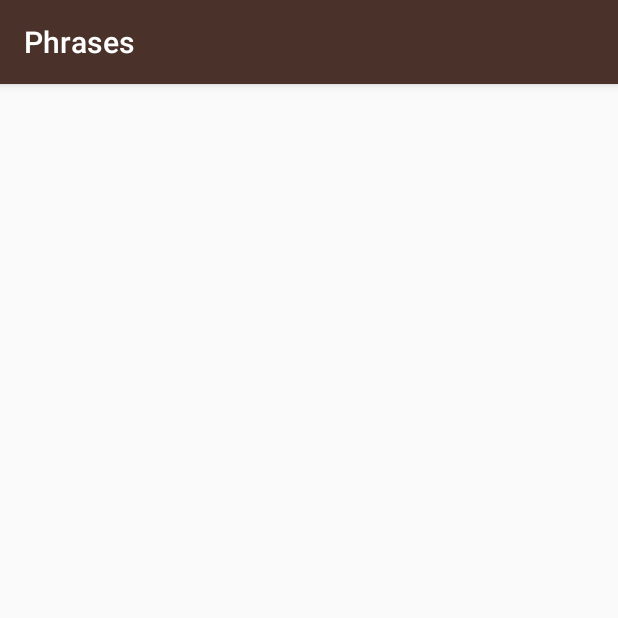
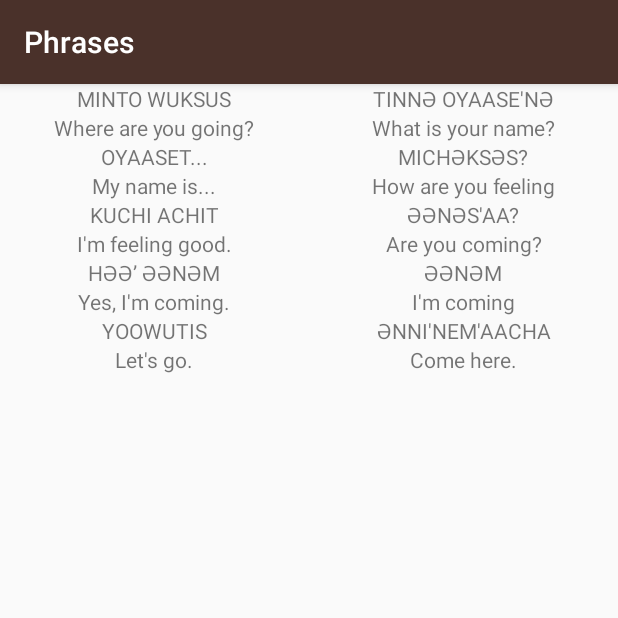
Before and after one commit to iccaka/MiwokApp, an Android app: the PhrasesActivity screen opened directly, with no data from a screen before it, on a phone screen of 412 x 824 dp, the top half of it. Run offline under Robolectric (Android 15) with nearby library versions, the phone set to English and light mode, and no system bars.

Commit message:
changed both the 'PhrasesActivity.java' and the 'activity_phrases.xml' files, so they match the other 3 and the application now works as intended

```diff
--- a/app/src/main/java/com/dev/iccaka/androidtestsite/PhrasesActivity.java
+++ b/app/src/main/java/com/dev/iccaka/androidtestsite/PhrasesActivity.java
@@ -2,19 +2,35 @@ package com.dev.iccaka.androidtestsite;
 
 import android.os.Bundle;
 
-import androidx.appcompat.app.AppCompatActivity;
+import java.util.ArrayList;
 
-
-public class PhrasesActivity extends AppCompatActivity implements SetViews {
+public class PhrasesActivity extends BaseActivity{
 
     @Override
     protected void onCreate(Bundle savedInstanceState) {
         super.onCreate(savedInstanceState);
         setContentView(R.layout.activity_phrases);
+
+        this.setViews();
+
+        this.dictionaryList = new ArrayList<>();
+        this.dictionaryList.add(new CustomDictionary("Where are you going?", "minto wuksus"));
+        this.dictionaryList.add(new CustomDictionary("What is your name?", "tinnә oyaase'nә"));
+        this.dictionaryList.add(new CustomDictionary("My name is...", "oyaaset..."));
+        this.dictionaryList.add(new CustomDictionary("How are you feeling", "michәksәs?"));
+        this.dictionaryList.add(new CustomDictionary("I'm feeling good.", "kuchi achit"));
+        this.dictionaryList.add(new CustomDictionary("Are you coming?", "әәnәs'aa?"));
+        this.dictionaryList.add(new CustomDictionary("Yes, I'm coming.", "hәә’ әәnәm"));
+        this.dictionaryList.add(new CustomDictionary("I'm coming", "әәnәm"));
+        this.dictionaryList.add(new CustomDictionary("Let's go.", "yoowutis"));
+        this.dictionaryList.add(new CustomDictionary("Come here.", "әnni'nem'aacha"));
+
+        WordAdapter wordAdapter = new WordAdapter(this, this.dictionaryList);
+        this.mainGridView.setAdapter(wordAdapter);
     }
 
     @Override
     public void setViews() {
-
+        this.mainGridView = findViewById(R.id.phrasesActivityMainGridView);
     }
 }
--- a/app/src/main/res/layout/activity_phrases.xml
+++ b/app/src/main/res/layout/activity_phrases.xml
@@ -1,9 +1,18 @@
 <?xml version="1.0" encoding="utf-8"?>
 <androidx.constraintlayout.widget.ConstraintLayout xmlns:android="http://schemas.android.com/apk/res/android"
-    xmlns:app="http://schemas.android.com/apk/res-auto"
     xmlns:tools="http://schemas.android.com/tools"
+    android:id="@+id/phrasesRootLayout"
     android:layout_width="match_parent"
     android:layout_height="match_parent"
     tools:context=".PhrasesActivity">
 
+    <GridView
+        android:id="@+id/phrasesActivityMainGridView"
+        android:numColumns="2"
+        android:gravity="center"
+        android:stretchMode="columnWidth"
+        android:layout_width="match_parent"
+        android:layout_height="match_parent">
+    </GridView>
+
 </androidx.constraintlayout.widget.ConstraintLayout>
```
